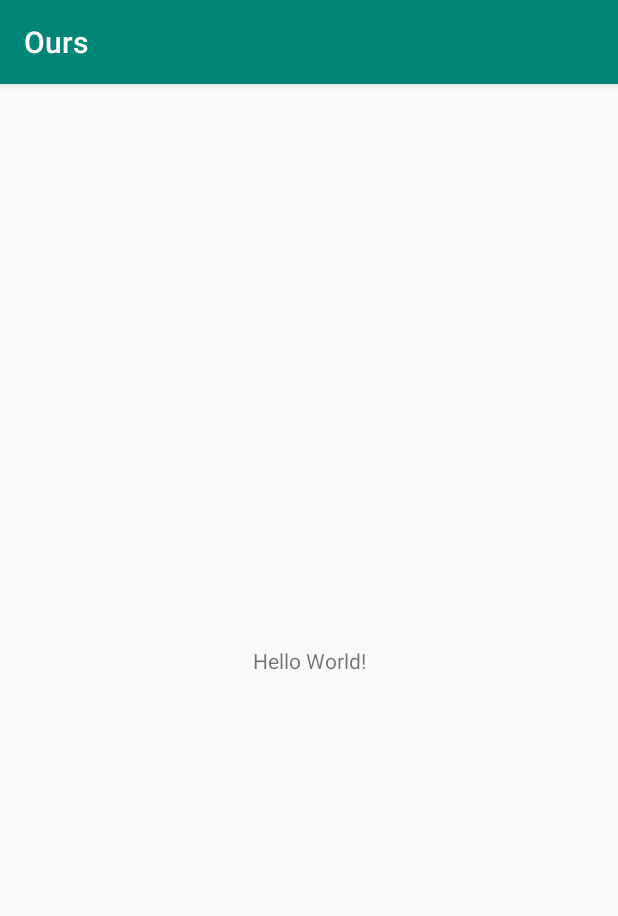
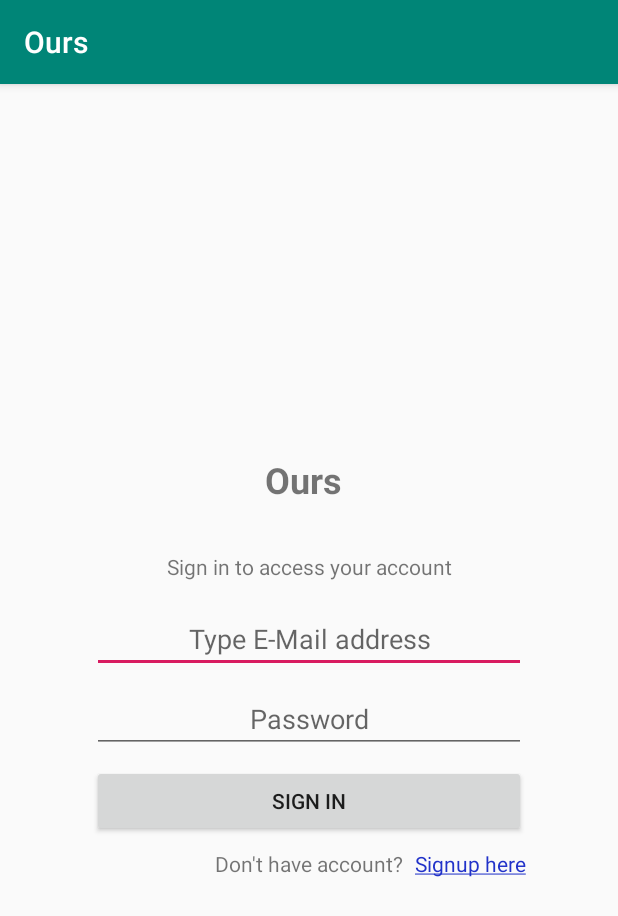
Before and after one commit to shivachit1/Chicken-Fly, an Android app: the screen it shows after launch (LogInActivity), on a phone screen of 412 x 824 dp. Shown: the top 916 px of the screen. Run offline under Robolectric (Android 15) with nearby library versions, the phone set to English and light mode, and no system bars.

Commit message:
Commit with SignUp Dialog Fragment

```diff
--- a/app/build.gradle
+++ b/app/build.gradle
@@ -22,6 +22,7 @@ dependencies {
     implementation fileTree(dir: 'libs', include: ['*.jar'])
     implementation 'com.android.support:appcompat-v7:28.0.0'
     implementation 'com.android.support.constraint:constraint-layout:1.1.3'
+    implementation 'com.android.support:support-v4:28.0.0'
     testImplementation 'junit:junit:4.12'
     androidTestImplementation 'com.android.support.test:runner:1.0.2'
     androidTestImplementation 'com.android.support.test.espresso:espresso-core:3.0.2'
--- a/app/src/main/java/com/example/ours/LogInActivity.java
+++ b/app/src/main/java/com/example/ours/LogInActivity.java
@@ -1,7 +1,11 @@
 package com.example.ours;
 
+import android.support.v4.app.DialogFragment;
 import android.support.v7.app.AppCompatActivity;
 import android.os.Bundle;
+import android.view.View;
+import android.view.WindowManager;
+import android.widget.TextView;
 
 public class LogInActivity extends AppCompatActivity {
 
@@ -9,5 +13,21 @@ public class LogInActivity extends AppCompatActivity {
     protected void onCreate(Bundle savedInstanceState) {
         super.onCreate(savedInstanceState);
         setContentView(R.layout.activity_main);
+        getWindow().setSoftInputMode(WindowManager.LayoutParams.SOFT_INPUT_ADJUST_PAN);
+
+        TextView signuphere=findViewById(R.id.signuphere);
+
+        signuphere.setOnClickListener(new View.OnClickListener() {
+            @Override
+            public void onClick(View v) {
+                showSignupDailog();
+            }
+        });
+    }
+
+    private void showSignupDailog() {
+
+        DialogFragment signupDailogfragment=new DialogFragment();
+
     }
 }
--- /dev/null
+++ b/app/src/main/java/com/example/ours/dialogfragments/signUpFragment.java
@@ -0,0 +1,31 @@
+package com.example.ours.dialogfragments;
+
+
+import android.os.Bundle;
+import android.support.v4.app.DialogFragment;
+import android.support.v4.app.Fragment;
+import android.view.LayoutInflater;
+import android.view.View;
+import android.view.ViewGroup;
+
+import com.example.ours.R;
+
+/**
+ * A simple {@link Fragment} subclass.
+ */
+public class signUpFragment extends DialogFragment {
+
+
+    public signUpFragment() {
+        // Required empty public constructor
+    }
+
+
+    @Override
+    public View onCreateView(LayoutInflater inflater, ViewGroup container,
+                             Bundle savedInstanceState) {
+        // Inflate the layout for this fragment
+        return inflater.inflate(R.layout.fragment_sign_up, container, false);
+    }
+
+}
--- a/app/src/main/res/layout/activity_main.xml
+++ b/app/src/main/res/layout/activity_main.xml
@@ -4,15 +4,114 @@
     xmlns:tools="http://schemas.android.com/tools"
     android:layout_width="match_parent"
     android:layout_height="match_parent"
+    android:windowSoftInputMode="adjustResize"
     tools:context=".LogInActivity">
 
-    <TextView
+    <android.support.constraint.ConstraintLayout
         android:layout_width="wrap_content"
         android:layout_height="wrap_content"
-        android:text="Hello World!"
+        android:layout_marginStart="8dp"
+        android:layout_marginTop="8dp"
+        android:layout_marginEnd="8dp"
+        android:layout_marginBottom="8dp"
+        android:padding="16dp"
         app:layout_constraintBottom_toBottomOf="parent"
-        app:layout_constraintLeft_toLeftOf="parent"
-        app:layout_constraintRight_toRightOf="parent"
-        app:layout_constraintTop_toTopOf="parent" />
+        app:layout_constraintEnd_toEndOf="parent"
+        app:layout_constraintStart_toStartOf="parent"
+        app:layout_constraintTop_toTopOf="parent">
 
+        <TextView
+            android:id="@+id/textView5"
+            android:layout_width="0dp"
+            android:layout_height="wrap_content"
+            android:layout_marginEnd="8dp"
+            android:gravity="center"
+            android:padding="16dp"
+            android:text="Ours"
+            android:textSize="24sp"
+            android:textStyle="bold"
+            app:layout_constraintEnd_toEndOf="parent"
+            app:layout_constraintStart_toStartOf="parent"
+            app:layout_constraintTop_toTopOf="parent" />
+
+        <TextView
+            android:id="@+id/textView3"
+            android:layout_width="wrap_content"
+            android:layout_height="wrap_content"
+            android:layout_marginStart="8dp"
+            android:layout_marginEnd="8dp"
+            android:gravity="center"
+            android:padding="16dp"
+            android:text="@string/sign_in_to_access_your_account"
+            app:layout_constraintEnd_toEndOf="parent"
+            app:layout_constraintStart_toStartOf="parent"
+            app:layout_constraintTop_toBottomOf="@+id/textView5" />
+
+        <EditText
+            android:id="@+id/editText"
+            android:layout_width="0dp"
+            android:layout_height="wrap_content"
+            android:layout_marginStart="8dp"
+            android:layout_marginEnd="8dp"
+            android:ems="10"
+            android:gravity="center"
+            android:hint="@string/type_e_mail_address"
+            android:inputType="textEmailAddress"
+            app:layout_constraintEnd_toEndOf="parent"
+            app:layout_constraintHorizontal_bias="0.0"
+            app:layout_constraintStart_toStartOf="parent"
+            app:layout_constraintTop_toBottomOf="@+id/textView3" />
+
+        <EditText
+            android:id="@+id/editText2"
+            android:layout_width="0dp"
+            android:layout_height="wrap_content"
+            android:layout_marginStart="8dp"
+            android:layout_marginTop="8dp"
+            android:layout_marginEnd="8dp"
+            android:ems="10"
+            android:gravity="center"
+            android:hint="@string/password"
+            android:inputType="textPassword"
+            app:layout_constraintEnd_toEndOf="parent"
+            app:layout_constraintStart_toStartOf="parent"
+            app:layout_constraintTop_toBottomOf="@+id/editText" />
+
+        <Button
+            android:id="@+id/button"
+            android:layout_width="0dp"
+            android:layout_height="wrap_content"
+            android:layout_marginStart="8dp"
+            android:layout_marginTop="8dp"
+            android:layout_marginEnd="8dp"
+            android:text="@string/sign_in"
+            app:layout_constraintEnd_toEndOf="parent"
+            app:layout_constraintStart_toStartOf="parent"
+            app:layout_constraintTop_toBottomOf="@+id/editText2" />
+
+        <TextView
+            android:id="@+id/textView4"
+            android:layout_width="wrap_content"
+            android:layout_height="wrap_content"
+            android:layout_marginTop="8dp"
+            android:layout_marginBottom="8dp"
+            android:text="Don't have account?"
+            app:layout_constraintBottom_toBottomOf="parent"
+            app:layout_constraintEnd_toEndOf="parent"
+            app:layout_constraintStart_toStartOf="parent"
+            app:layout_constraintTop_toBottomOf="@+id/button" />
+
+        <TextView
+            android:id="@+id/signuphere"
+            android:layout_width="wrap_content"
+            android:layout_height="wrap_content"
+            android:layout_marginStart="8dp"
+            android:layout_marginEnd="8dp"
+            android:text="@string/signup_here"
+            android:textColor="#2132C9"
+            app:layout_constraintBottom_toBottomOf="@+id/textView4"
+            app:layout_constraintEnd_toEndOf="parent"
+            app:layout_constraintStart_toEndOf="@+id/textView4"
+            app:layout_constraintTop_toTopOf="@+id/textView4" />
+    </android.support.constraint.ConstraintLayout>
 </android.support.constraint.ConstraintLayout>
--- /dev/null
+++ b/app/src/main/res/layout/fragment_sign_up.xml
@@ -0,0 +1,14 @@
+<?xml version="1.0" encoding="utf-8"?>
+<FrameLayout xmlns:android="http://schemas.android.com/apk/res/android"
+    xmlns:tools="http://schemas.android.com/tools"
+    android:layout_width="match_parent"
+    android:layout_height="match_parent"
+    tools:context=".dialogfragments.signUpFragment">
+
+    <!-- TODO: Update blank fragment layout -->
+    <TextView
+        android:layout_width="match_parent"
+        android:layout_height="match_parent"
+        android:text="@string/hello_blank_fragment" />
+
+</FrameLayout>
--- a/app/src/main/res/values/strings.xml
+++ b/app/src/main/res/values/strings.xml
@@ -1,3 +1,12 @@
 <resources>
     <string name="app_name">Ours</string>
+    <string name="ours">Ours\'</string>
+    <string name="sign_in_to_access_your_account">Sign in to access your account</string>
+    <string name="type_e_mail_address">Type E-Mail address</string>
+    <string name="password">Password</string>
+    <string name="sign_in">Sign In</string>
+    <string name="signup_here"><u>Signup here</u></string>
+
+    <!-- TODO: Remove or change this placeholder text -->
+    <string name="hello_blank_fragment">Hello blank fragment</string>
 </resources>
```
